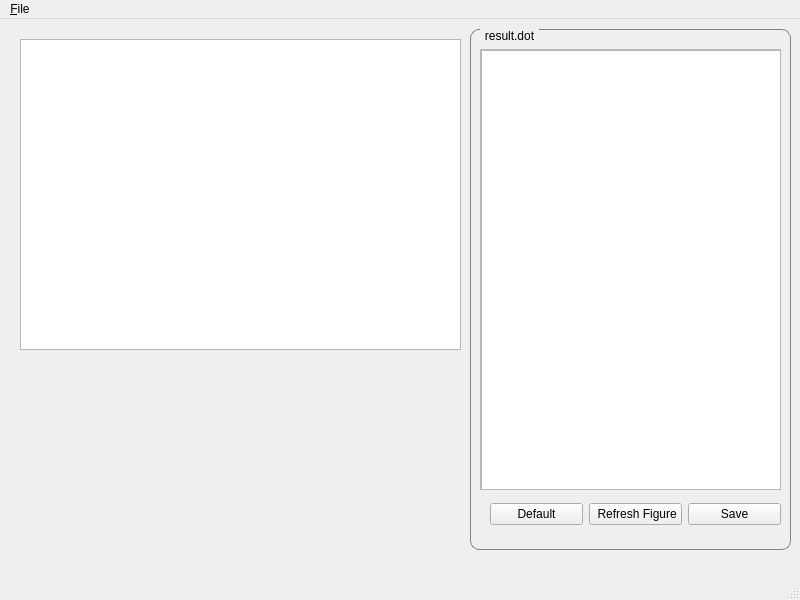
Old version of the form visulizationwindow.ui in the repository merdolphin/GRNVisulizationCute.
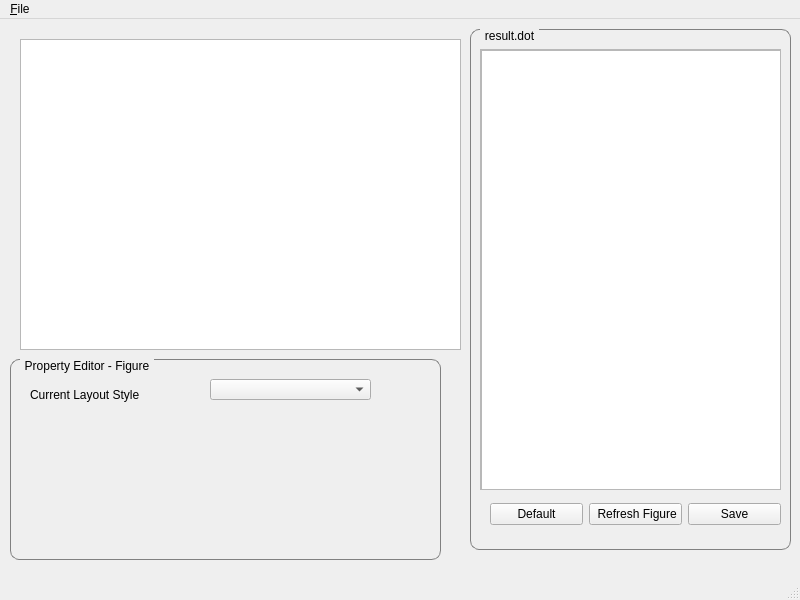
New version of the form.

What changed in the file:
```diff
--- a/visulizationwindow.ui
+++ b/visulizationwindow.ui
@@ -127,6 +127,52 @@
      </widget>
     </widget>
    </widget>
+   <widget class="QWidget" name="widget_2" native="true">
+    <property name="geometry">
+     <rect>
+      <x>10</x>
+      <y>340</y>
+      <width>451</width>
+      <height>201</height>
+     </rect>
+    </property>
+    <widget class="QGroupBox" name="FigurePropertyGroupBox">
+     <property name="geometry">
+      <rect>
+       <x>0</x>
+       <y>0</y>
+       <width>431</width>
+       <height>201</height>
+      </rect>
+     </property>
+     <property name="title">
+      <string>Property Editor - Figure</string>
+     </property>
+     <widget class="QLabel" name="label">
+      <property name="geometry">
+       <rect>
+        <x>20</x>
+        <y>20</y>
+        <width>161</width>
+        <height>31</height>
+       </rect>
+      </property>
+      <property name="text">
+       <string>Current Layout Style</string>
+      </property>
+     </widget>
+     <widget class="QComboBox" name="comboBoxLayout">
+      <property name="geometry">
+       <rect>
+        <x>200</x>
+        <y>20</y>
+        <width>161</width>
+        <height>21</height>
+       </rect>
+      </property>
+     </widget>
+    </widget>
+   </widget>
   </widget>
   <widget class="QMenuBar" name="VisulizationMenubar">
    <property name="geometry">
```
